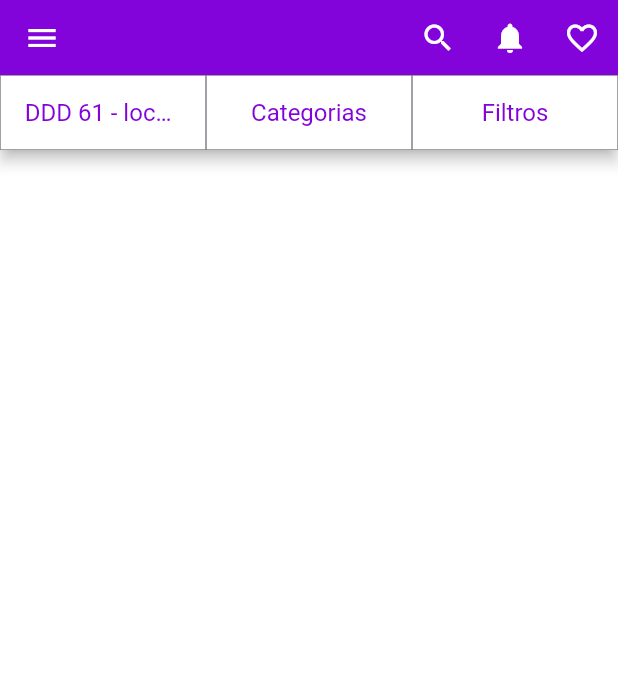
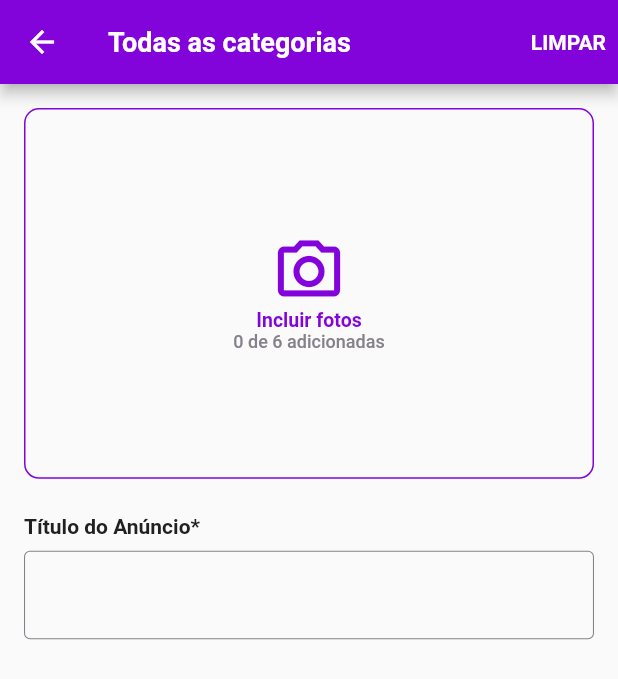
Before and after one commit to lucasgbezerra/olx-clone, a Flutter app: the screen it shows after launch, on a phone screen of 412 x 824 dp. Shown: the top 679 px of the screen. Run offline on Flutter 3.47's test engine with Material 2 defaults, Android fonts, the phone set to English and light mode, and no system bars; our stand-ins replace google_fonts.

Commit message:
Atualização

```diff
--- a/lib/main.dart
+++ b/lib/main.dart
@@ -1,5 +1,5 @@
 import 'package:flutter/material.dart';
-import 'package:olx_clone/screens/home_page.dart';
+import 'package:olx_clone/screens/register_announcement_page.dart';
 
 void main() {
   runApp(const MyApp());
@@ -13,7 +13,7 @@ class MyApp extends StatelessWidget {
   Widget build(BuildContext context) {
     return MaterialApp(
       title: 'OLX clone',
-      home: HomePage(),
+      home: RegisterAnnouncementPage(),
     );
   }
 }
--- a/lib/screens/category_page.dart
+++ b/lib/screens/category_page.dart
@@ -23,7 +23,9 @@ class CategoryPage extends StatelessWidget {
     return Scaffold(
       appBar: AppBar(
         backgroundColor: AppColors.purple,
-        leading: BackButton(color: AppColors.white),
+        leading: BackButton(
+          onPressed: () => Navigator.of(context).pop(),
+          color: AppColors.white),
         title: Text(
           "Todas as categorias",
           style: AppTextStyles.appBarTitle,
--- a/lib/screens/login_page.dart
+++ b/lib/screens/login_page.dart
@@ -55,7 +55,7 @@ class LoginPage extends StatelessWidget {
             //     style: AppTextStyles.blackMidBoldText,
             //   ),
             // ),
-            InputTextWidget(title:"E-mail", isObscure: false, controller: emailController),
+            InputTextWidget(title:"E-mail", controller: emailController),
 
             InputPasswordWidget(isObscure: true, controller: passwordController,),
             RoundedButtonWidget(
--- /dev/null
+++ b/lib/screens/register_announcement_page.dart
@@ -0,0 +1,79 @@
+import 'package:flutter/material.dart';
+import 'package:olx_clone/themes/app_colors.dart';
+import 'package:olx_clone/themes/app_text_styles.dart';
+import 'package:olx_clone/widgets/inputs/input_text_widget.dart';
+
+class RegisterAnnouncementPage extends StatelessWidget {
+  const RegisterAnnouncementPage({Key? key}) : super(key: key);
+
+  @override
+  Widget build(BuildContext context) {
+    final size = MediaQuery.of(context).size;
+    return Scaffold(
+      appBar: AppBar(
+        backgroundColor: AppColors.purple,
+        leading: BackButton(
+          onPressed: () => Navigator.of(context).pop(),
+          color: AppColors.white,
+        ),
+        title: Text(
+          "Todas as categorias",
+          style: AppTextStyles.appBarTitle,
+        ),
+        actions: [
+          TextButton(
+            onPressed: () {
+              // Limpar campos
+            },
+            child: Text(
+              "LIMPAR",
+              style: AppTextStyles.whiteMidBoldText,
+            ),
+          )
+        ],
+      ),
+      body: Padding(
+        padding: const EdgeInsets.symmetric(horizontal: 16),
+        child: ListView(
+          children: [
+            // Substituir por um quadrado pontilhado
+            Container(
+              margin: const EdgeInsets.symmetric(vertical: 16),
+              height: size.height * 0.3,
+              width: size.width,
+              decoration: BoxDecoration(
+                borderRadius: BorderRadius.circular(10),
+                border: Border.all(
+                  color: AppColors.purple,
+                ),
+              ),
+              child: Column(
+                mainAxisAlignment: MainAxisAlignment.center,
+                children: [
+                  Icon(
+                    Icons.camera_alt_outlined,
+                    color: AppColors.purple,
+                    size: 50,
+                  ),
+                  Text(
+                    "Incluir fotos",
+                    style: AppTextStyles.purpleMidBoldText,
+                  ),
+                  Text(
+                    "0 de 6 adicionadas",
+                    style: AppTextStyles.greyMidText,
+                  )
+                ],
+              ),
+            ),
+
+            InputTextWidget(
+              title: "Título do Anúncio*",
+              controller: TextEditingController(),
+            )
+          ],
+        ),
+      ),
+    );
+  }
+}
```
Also changed, not shown: lib/widgets/inputs/input_text_widget.dart (+4 -29 lines), pubspec.lock.
